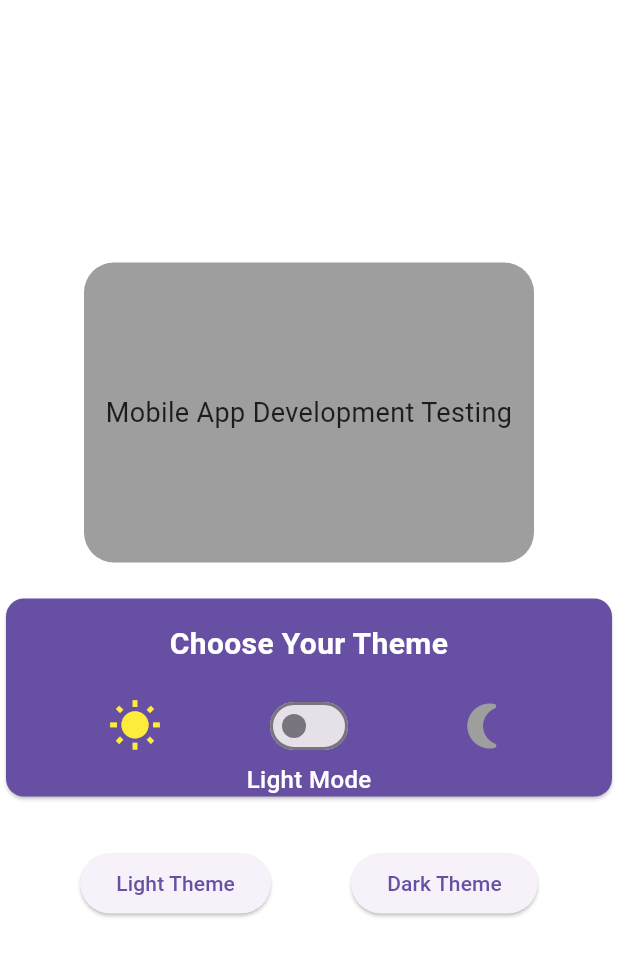
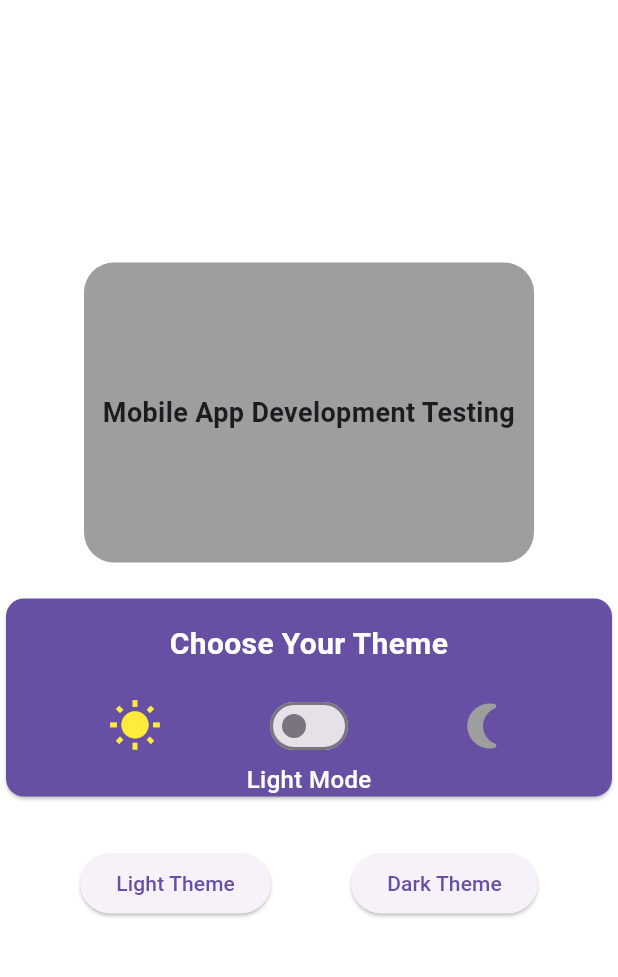
Before and after one commit to OfficialEseosa/MadProjects, a Flutter app: the screen it shows after launch, on a phone screen of 412 x 824 dp, the part 84-1061 px from its top. Run offline on Flutter 3.47's test engine with Material 3 defaults, Android fonts, the phone set to English and light mode, and no system bars.

Commit message:
Enhance text styling in theme demo and adjust layout spacing

```diff
--- a/inclass02/lib/main.dart
+++ b/inclass02/lib/main.dart
@@ -69,7 +69,11 @@ class _RunMyAppState extends State<RunMyApp> {
                 alignment: Alignment.center,
                 child: Text(
                   'Mobile App Development Testing',
-                    style: TextStyle(fontSize: 18, color: Theme.of(context).textTheme.bodyLarge?.color),
+                  style: TextStyle(
+                  fontSize: 18,
+                  fontWeight: FontWeight.bold,
+                  color: Theme.of(context).textTheme.bodyLarge?.color,
+                  ),
                   textAlign: TextAlign.center,
                 ),
               ),
```
